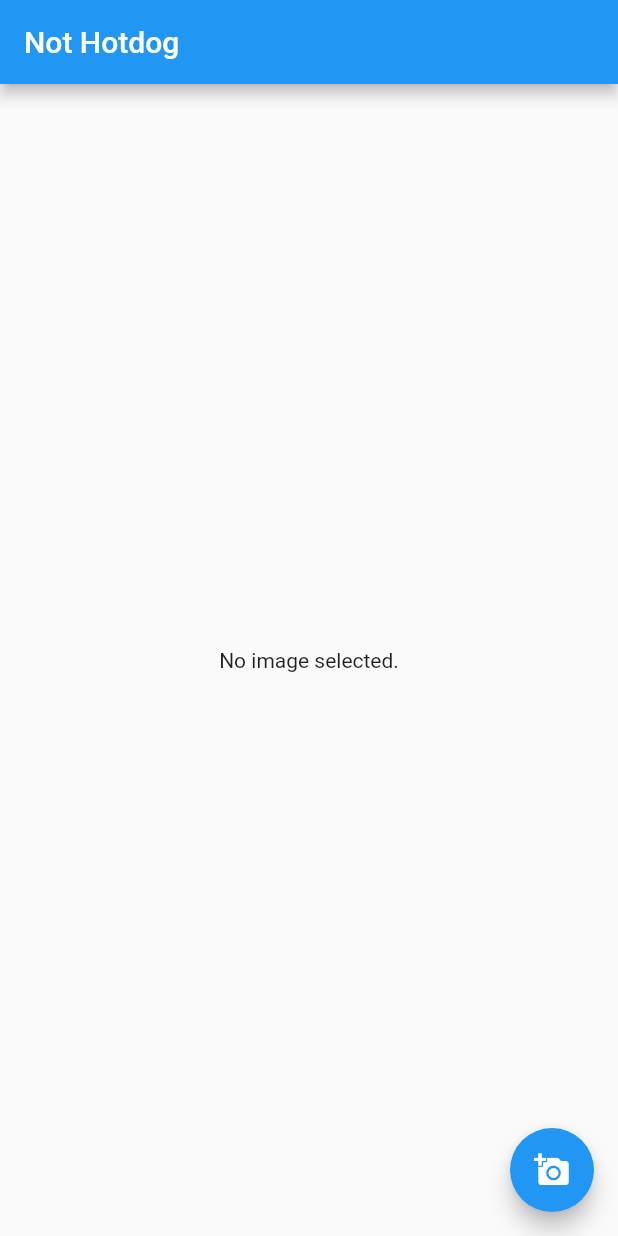
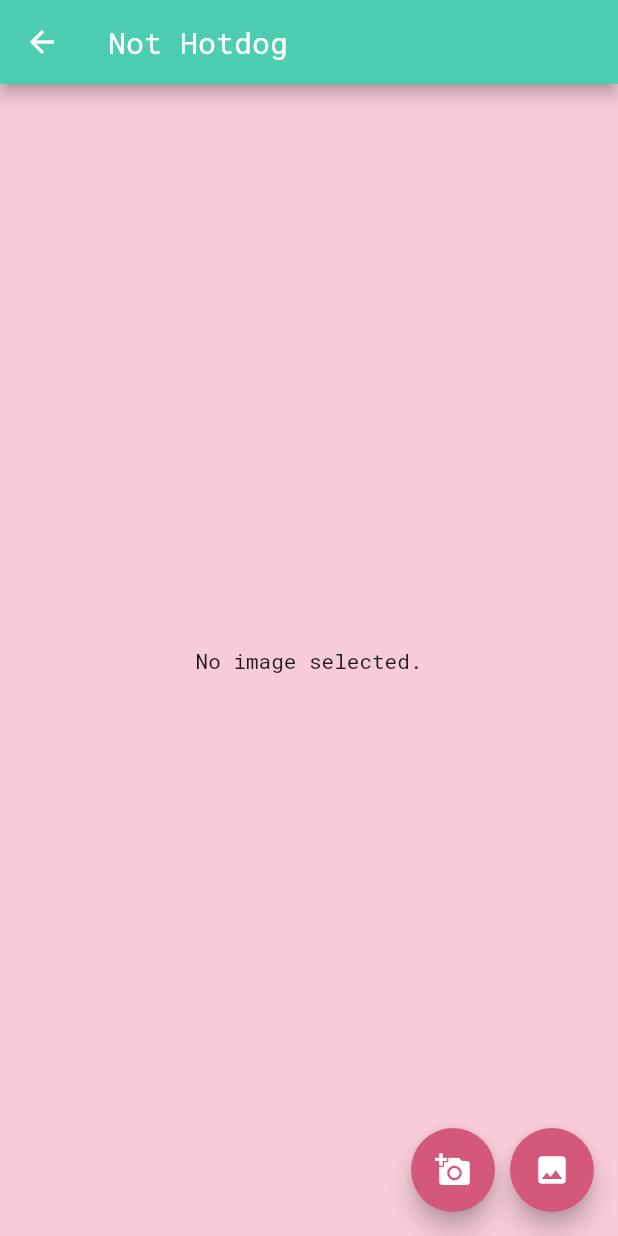
Before and after one commit to jordanmcadoo/devfest-flutter, a Flutter app: the screen it shows after launch, after a tap on "Not Hotdog", on a phone screen of 412 x 824 dp. Run offline on Flutter 3.47's test engine with Material 2 defaults, Android fonts, the phone set to English and light mode, and no system bars; our stand-ins replace image_picker; missing offline and left inert: tflite.

Commit message:
added two buttons for camera and gallery

```diff
--- a/witch_app/lib/custom_theme.dart
+++ b/witch_app/lib/custom_theme.dart
@@ -31,6 +31,14 @@
     accentColor: CustomColors.darkPink[500],
     accentColorBrightness: Brightness.light,
     fontFamily: 'RobotoMono',
+    primaryTextTheme: TextTheme(
+        title: TextStyle(
+            color: Colors.white
+        )
+    ),
+    primaryIconTheme:  IconThemeData(
+      color: Colors.white, //change your color here
+    ),
 );
 
 class CustomColors {
--- a/witch_app/lib/not_hotdog.dart
+++ b/witch_app/lib/not_hotdog.dart
@@ -34,8 +34,17 @@
   File _image;
   List _recognitions;
 
-  Future getImage() async {
-    var image = await ImagePicker.pickImage(source: ImageSource.gallery);
+  Future getImage(ImageLocation imageLocation) async {
+    var image;
+    switch (imageLocation) {
+      case ImageLocation.camera:
+        image = await ImagePicker.pickImage(source: ImageSource.camera);
+        break;
+      case ImageLocation.gallery:
+        image = await ImagePicker.pickImage(source: ImageSource.gallery);
+        break;
+    }
+
     recognizeImage(image);
     setState(() {
       _image = image;
@@ -75,11 +84,14 @@
 
   @override
   Widget build(BuildContext context) {
-    return MaterialApp(
-      home: Scaffold(
+    return Scaffold(
         appBar: AppBar(
-          title: const Text('Not Hotdog'),
+          title: const Text('Not Hotdog', style: TextStyle(color: Colors.white)),
+          iconTheme: IconThemeData(
+            color: Colors.white, //change your color here
+          ),
         ),
+        backgroundColor: Theme.CustomColors.lightPink[500],
         body: Stack(
           children: <Widget>[
             Center(
@@ -105,12 +117,32 @@
             ),
           ],
         ),
-        floatingActionButton: FloatingActionButton(
-          onPressed: getImage,
-          tooltip: 'Pick Image',
-          child: Icon(Icons.add_a_photo),
-        ),
-      ),
-    );
+        floatingActionButton: Row(
+          crossAxisAlignment: CrossAxisAlignment.end,
+          mainAxisAlignment: MainAxisAlignment.end,
+          children: <Widget>[
+            FloatingActionButton(
+              heroTag: null,
+              onPressed: () { getImage(ImageLocation.camera); },
+              tooltip: 'Pick Image',
+              child: Icon(Icons.add_a_photo),
+            ),
+            new Container(
+              width: 10.0,
+            ),
+            FloatingActionButton(
+              heroTag: null,
+              onPressed: () { getImage(ImageLocation.gallery); },
+              tooltip: 'Pick Image',
+              child: Icon(Icons.insert_photo),
+            ),
+          ],
+        )
+      );
   }
 }
+
+enum ImageLocation {
+  camera,
+  gallery
+}
```
Also changed, not shown: witch_app/lib/grid_list.dart (+0 -14 lines).
